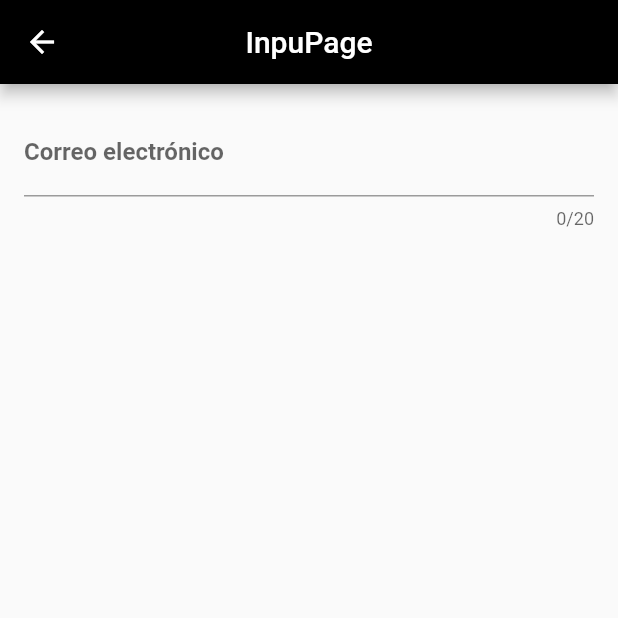
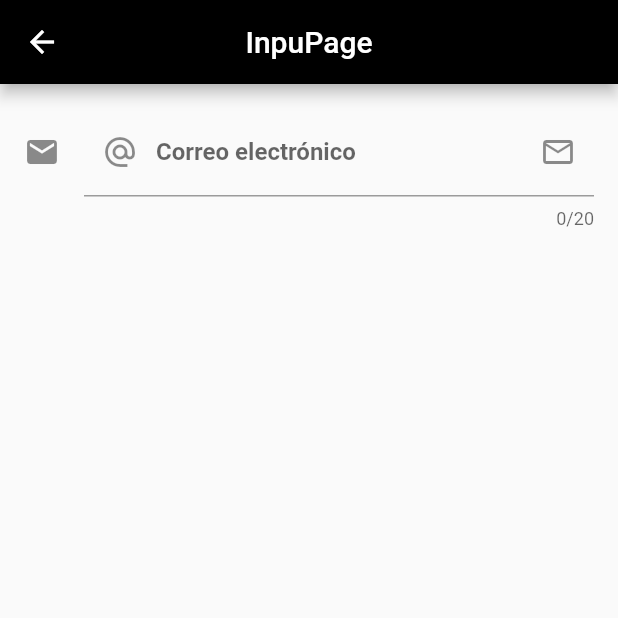
Before and after one commit to eeBarrionuevo/flutter_codigo5_components, a Flutter app: the InputPage screen opened directly, on a phone screen of 412 x 824 dp, the top half of it. Run offline on Flutter 3.47's test engine with Material 2 defaults, Android fonts, the phone set to English and light mode, and no system bars; our stand-ins replace google_fonts; network calls fail.

Commit message:
Input Page 2.3

```diff
--- a/lib/pages/input_page.dart
+++ b/lib/pages/input_page.dart
@@ -36,7 +36,13 @@ class InputPage extends StatelessWidget {
                     fontWeight: FontWeight.w400,
                     fontSize: 16.0
                   ),
+                  icon: Icon(Icons.email),
+                  prefixIcon: Icon(Icons.alternate_email),
+                  suffixIcon: Icon(Icons.email_outlined),
                 ),
+                onChanged: (String value){
+                  print(value);
+                },
               ),
             ],
           ),
```
